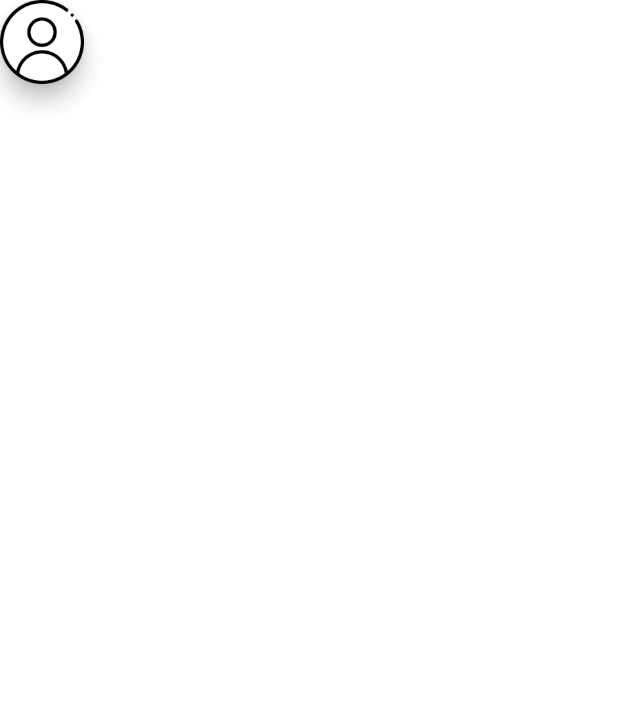
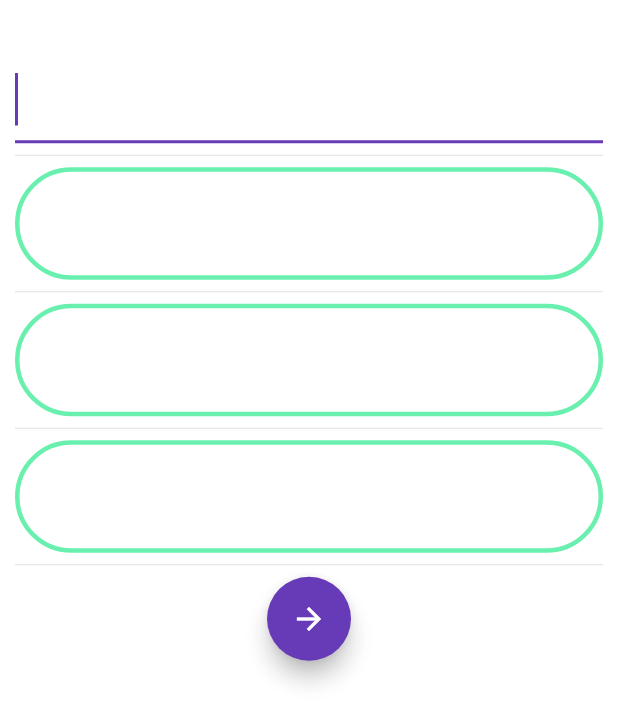
Before and after one commit to vgerminari98/EasyBike, a Flutter app: the screen it shows after launch, on a phone screen of 412 x 824 dp. Shown: the top 723 px of the screen. Run offline on Flutter 3.47's test engine with Material 2 defaults, Android fonts, the phone set to English and light mode, and no system bars.

Commit message:
tela de cadastro

```diff
--- a/lib/pages/cadastro.page.dart
+++ b/lib/pages/cadastro.page.dart
@@ -14,16 +14,85 @@ class _cadastroPageState extends State<cadastroPage> {
     return Scaffold(
       backgroundColor: Colors.white10,
       body: SingleChildScrollView(
-        child: Container(
-          child: FloatingActionButton(
-            child: Image.asset(
-              'assets/images/user.png',
-              height: 100,
-              width: 100,
-              alignment: Alignment.center,
+        child: Padding(
+          padding: EdgeInsets.all(10),
+          child: Center(
+            child: Column(
+              children: <Widget>[
+                TextFormField(
+                  autofocus: true,
+                  keyboardType: TextInputType.text,
+                  style: new TextStyle(color: Colors.white, fontSize: 30),
+                  decoration: InputDecoration(
+                    labelText: "Seu nome",
+                    labelStyle: TextStyle(color: Colors.white),
+                    enabledBorder: OutlineInputBorder(
+                      borderSide:
+                          BorderSide(width: 3, color: Colors.greenAccent),
+                      borderRadius: BorderRadius.circular(40),
+                    ),
+                  ),
+                ),
+                Divider(),
+                TextFormField(
+                  autofocus: true,
+                  keyboardType: TextInputType.text,
+                  style: new TextStyle(color: Colors.white, fontSize: 30),
+                  decoration: InputDecoration(
+                    labelText: "Seu e-mail",
+                    labelStyle: TextStyle(color: Colors.white),
+                    enabledBorder: OutlineInputBorder(
+                      borderSide:
+                          BorderSide(width: 3, color: Colors.greenAccent),
+                      borderRadius: BorderRadius.circular(40),
+                    ),
+                  ),
+                ),
+                Divider(),
+                TextFormField(
+                  autofocus: true,
+                  obscureText: true,
+                  keyboardType: TextInputType.text,
+                  style: new TextStyle(color: Colors.white, fontSize: 30),
+                  decoration: InputDecoration(
+                    labelText: "Senha",
+                    labelStyle: TextStyle(color: Colors.white),
+                    enabledBorder: OutlineInputBorder(
+                      borderSide:
+                          BorderSide(width: 3, color: Colors.greenAccent),
+                      borderRadius: BorderRadius.circular(40),
+                    ),
+                  ),
+                ),
+                Divider(),
+                TextFormField(
+                  autofocus: true,
+                  obscureText: true,
+                  keyboardType: TextInputType.text,
+                  style: new TextStyle(color: Colors.white, fontSize: 30),
+                  decoration: InputDecoration(
+                    labelText: "Confirmar Senha",
+                    labelStyle: TextStyle(color: Colors.white),
+                    enabledBorder: OutlineInputBorder(
+                      borderSide:
+                          BorderSide(width: 3, color: Colors.greenAccent),
+                      borderRadius: BorderRadius.circular(40),
+                    ),
+                  ),
+                ),
+                Divider(),
+                Container(
+                  child: FloatingActionButton(
+                    onPressed: () {
+                      // Add your onPressed code here!
+                    },
+                    child: const Icon(
+                        Icons.arrow_forward
+                    ),
+                  ),
+                )
+              ],
             ),
-            backgroundColor: Colors.white,
-            onPressed: () {},
           ),
         ),
       ),
```
